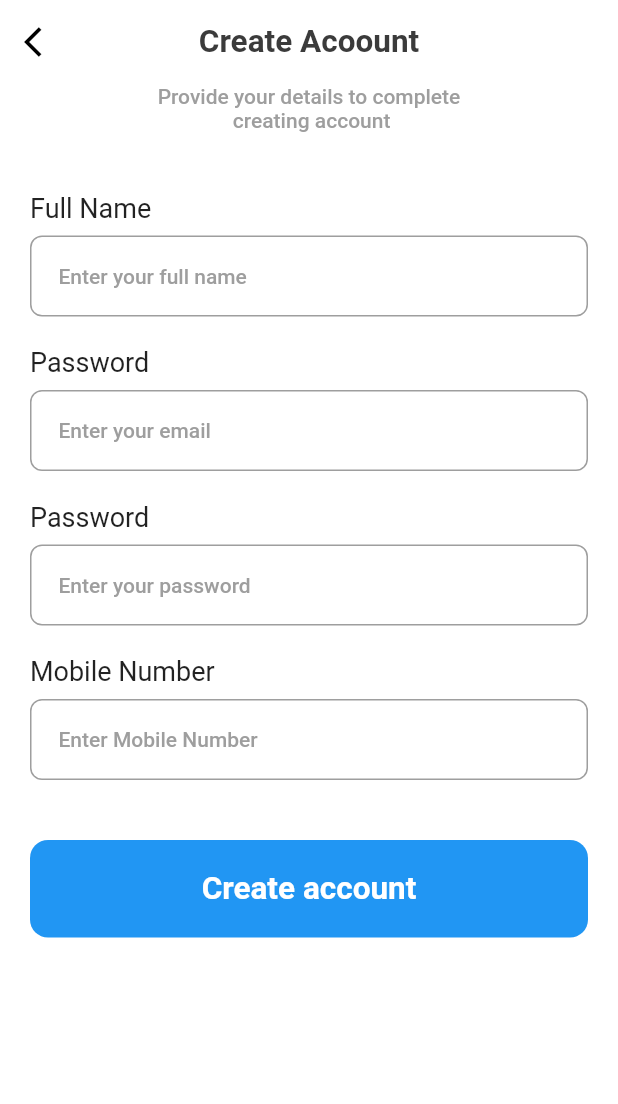
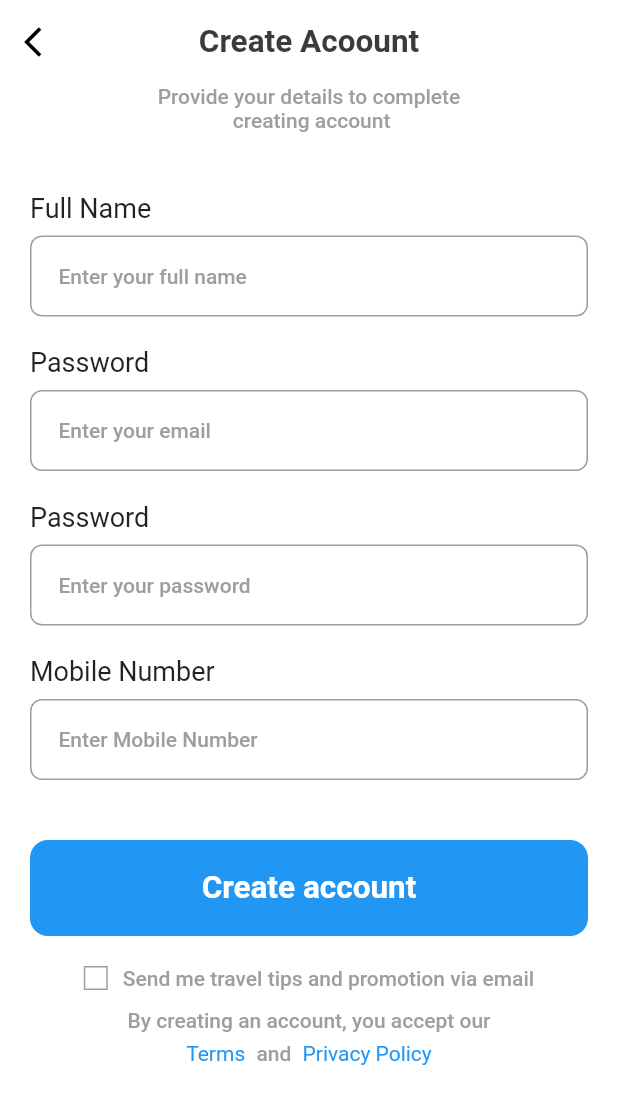
Before and after one commit to HumbleGh/eatsy, a Flutter app: the SignUpScreen screen opened directly, on a phone screen of 412 x 824 dp. Shown: the top 1104 px of the screen. Run offline on Flutter 3.47's test engine with Material 2 defaults, Android fonts, the phone set to English and light mode, and no system bars; our stand-ins replace gap, get.

Commit message:
minor updates

```diff
--- a/lib/pages/sign_up_screen.dart
+++ b/lib/pages/sign_up_screen.dart
@@ -6,6 +6,7 @@ import 'package:flutter/material.dart';
 import 'package:gap/gap.dart';
 
 class SignUpScreen extends StatefulWidget {
+  static bool? isColor;
   const SignUpScreen({super.key});
 
   @override
@@ -56,7 +57,53 @@ class _SignUpScreenState extends State<SignUpScreen> {
           const CustomTextField(
               label: 'Mobile Number', hint: 'Enter Mobile Number'),
           Gap(AppLayout.getHeight(40)),
-          const ButtonText(text: 'Create account')
+          const ButtonText(text: 'Create account'),
+          Gap(AppLayout.getHeight(20)),
+          Row(
+            mainAxisAlignment: MainAxisAlignment.center,
+            children: [
+              GestureDetector(
+                onTap: () {},
+                child: Container(
+                  height: AppLayout.getHeight(16),
+                  width: AppLayout.getHeight(16),
+                  decoration: BoxDecoration(
+                      border: Border.all(width: 1, color: Colors.grey)),
+                ),
+              ),
+              Gap(AppLayout.getHeight(10)),
+              Text(
+                'Send me travel tips and promotion via email',
+                style: Styles.headLineStyle4,
+              ),
+            ],
+          ),
+          Gap(AppLayout.getHeight(12)),
+          Text(
+            'By creating an account, you accept our',
+            textAlign: TextAlign.center,
+            style: Styles.headLineStyle4,
+          ),
+          Gap(AppLayout.getHeight(6)),
+          Row(
+            mainAxisAlignment: MainAxisAlignment.center,
+            children: [
+              const Text(
+                'Terms ',
+                style: TextStyle(color: Colors.blue),
+              ),
+              Gap(AppLayout.getHeight(4)),
+              Text(
+                'and ',
+                style: Styles.headLineStyle4,
+              ),
+              Gap(AppLayout.getHeight(4)),
+              const Text(
+                'Privacy Policy',
+                style: TextStyle(color: Colors.blue),
+              ),
+            ],
+          )
         ],
       ),
     );
--- a/lib/widgets/button_text.dart
+++ b/lib/widgets/button_text.dart
@@ -10,12 +10,16 @@ class ButtonText extends StatelessWidget {
   @override
   Widget build(BuildContext context) {
     return Container(
-      padding: EdgeInsets.all(AppLayout.getHeight(20)),
+      padding: EdgeInsets.all(AppLayout.getHeight(8)),
       decoration: BoxDecoration(
-          color: Colors.blue, borderRadius: BorderRadius.circular(12)),
-      child: Text(text,
-          textAlign: TextAlign.center,
-          style: Styles.headLineStyle2.copyWith(color: Colors.white)),
+          borderRadius: BorderRadius.circular(12), color: Colors.blue),
+      child: MaterialButton(
+        onPressed: () {},
+        child: Text(
+          'Create account',
+          style: Styles.headLineStyle2.copyWith(color: Colors.white),
+        ),
+      ),
     );
   }
 }
```
